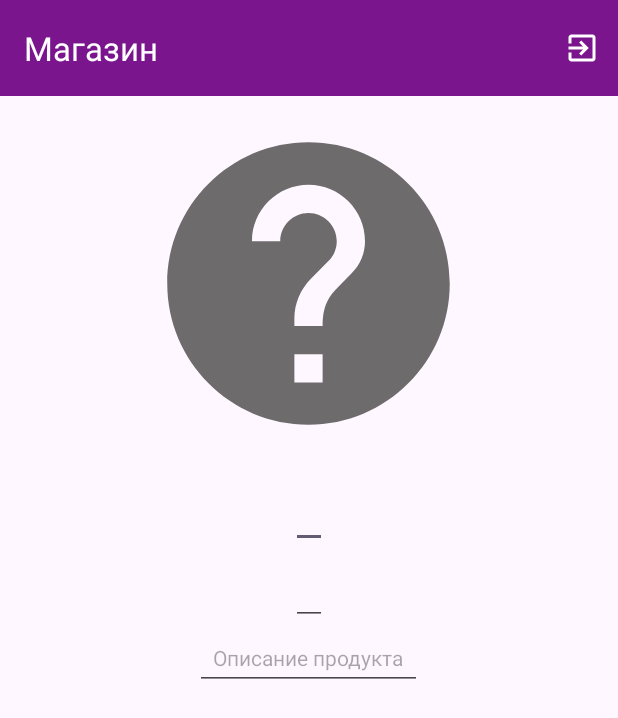
After one commit to Hellion2008/Android_ShopListProduct, an Android app: the DetailsProductActivity screen opened directly, with no data from a screen before it, on a phone screen of 412 x 824 dp. The commit adds this screen. Shown: the top 718 px of the screen. Run offline under Robolectric (Android 15) with nearby library versions, the phone set to English and light mode, and no system bars; 1 statement that could not run was skipped.

Commit message:
added DetailsproductActivity, changed in Product Bitmap to Uri

```diff
--- a/app/src/main/AndroidManifest.xml
+++ b/app/src/main/AndroidManifest.xml
@@ -13,6 +13,9 @@
         android:theme="@style/Theme.Android_ShopListProduct"
         tools:targetApi="31">
         <activity
+            android:name=".DetailsProductActivity"
+            android:exported="false" />
+        <activity
             android:name=".ShopListProductActivity"
             android:exported="false" />
         <activity
--- /dev/null
+++ b/app/src/main/java/ru/urban/android_shoplistproduct/DetailsProductActivity.kt
@@ -0,0 +1,71 @@
+package ru.urban.android_shoplistproduct
+
+import android.annotation.SuppressLint
+import android.net.Uri
+import android.os.Bundle
+import android.view.Menu
+import android.view.MenuItem
+import android.widget.EditText
+import android.widget.ImageView
+import android.widget.Toast
+import androidx.activity.enableEdgeToEdge
+import androidx.appcompat.app.AppCompatActivity
+import androidx.appcompat.widget.Toolbar
+import androidx.core.view.ViewCompat
+import androidx.core.view.WindowInsetsCompat
+
+class DetailsProductActivity : AppCompatActivity() {
+
+    private lateinit var toolbarMain: Toolbar
+
+    private lateinit var detailImageProductIV: ImageView
+    private lateinit var detailNameProductET: EditText
+    private lateinit var detailPriceProductET: EditText
+    private lateinit var detailDescriptionProductET: EditText
+
+    @SuppressLint("MissingInflatedId", "NewApi")
+    override fun onCreate(savedInstanceState: Bundle?) {
+        super.onCreate(savedInstanceState)
+        enableEdgeToEdge()
+        setContentView(R.layout.activity_details_product)
+        ViewCompat.setOnApplyWindowInsetsListener(findViewById(R.id.main)) { v, insets ->
+            val systemBars = insets.getInsets(WindowInsetsCompat.Type.systemBars())
+            v.setPadding(systemBars.left, systemBars.top, systemBars.right, systemBars.bottom)
+            insets
+        }
+
+        toolbarMain = findViewById(R.id.toolbarMain)
+        setSupportActionBar(toolbarMain)
+
+        detailImageProductIV = findViewById(R.id.detailImageProductIV)
+        detailNameProductET = findViewById(R.id.detailNameProductET)
+        detailPriceProductET = findViewById(R.id.detailPriceProductET)
+        detailDescriptionProductET = findViewById(R.id.detailDescriptionProductET)
+
+        val someProduct = intent.getParcelableExtra("product") as Product?
+        detailNameProductET.hint = someProduct?.name
+        detailPriceProductET.hint = someProduct?.price
+        detailImageProductIV.setImageURI(Uri.parse(someProduct?.image))
+    }
+
+
+    override fun onCreateOptionsMenu(menu: Menu?): Boolean {
+        menuInflater.inflate(R.menu.main_menu, menu)
+        toolbarMain.menu.findItem(R.id.exitMenuMain).setIcon(R.drawable.ic_exit_to_app)
+        return true
+    }
+
+    override fun onOptionsItemSelected(item: MenuItem): Boolean {
+        when (item.itemId){
+            R.id.exitMenuMain -> {
+                Toast.makeText(
+                    applicationContext,
+                    "Работа завершена",
+                    Toast.LENGTH_LONG
+                ).show()
+                finish()
+            }
+        }
+        return super.onOptionsItemSelected(item)
+    }
+}
--- a/app/src/main/java/ru/urban/android_shoplistproduct/ListAdapter.kt
+++ b/app/src/main/java/ru/urban/android_shoplistproduct/ListAdapter.kt
@@ -1,6 +1,7 @@
 package ru.urban.android_shoplistproduct
 
 import android.content.Context
+import android.net.Uri
 import android.view.LayoutInflater
 import android.view.View
 import android.view.ViewGroup
@@ -24,7 +25,7 @@ class ListAdapter (context: Context, productList: MutableList<Product>) :
         val nameProduct = view?.findViewById<TextView>(R.id.nameProductTV)
         val priceProduct = view?.findViewById<TextView>(R.id.priceProductTV)
 
-        imageView?.setImageBitmap(product?.image)
+        imageView?.setImageURI(Uri.parse(product?.image))
         nameProduct?.text = product?.name
         priceProduct?.text = product?.price
 
--- /dev/null
+++ b/app/src/main/java/ru/urban/android_shoplistproduct/Removable.kt
@@ -0,0 +1,5 @@
+package ru.urban.android_shoplistproduct
+
+interface Removable {
+    fun remove(product: Product)
+}
--- /dev/null
+++ b/app/src/main/java/ru/urban/android_shoplistproduct/Updateble.kt
@@ -0,0 +1,5 @@
+package ru.urban.android_shoplistproduct
+
+interface Updateble {
+    fun update(product: Product)
+}
--- /dev/null
+++ b/app/src/main/res/layout/activity_details_product.xml
@@ -0,0 +1,51 @@
+<?xml version="1.0" encoding="utf-8"?>
+<LinearLayout xmlns:android="http://schemas.android.com/apk/res/android"
+    xmlns:app="http://schemas.android.com/apk/res-auto"
+    xmlns:tools="http://schemas.android.com/tools"
+    android:id="@+id/main"
+    android:layout_width="match_parent"
+    android:layout_height="match_parent"
+    android:orientation="vertical"
+    android:gravity="center_horizontal"
+    tools:context=".DetailsProductActivity">
+
+    <androidx.appcompat.widget.Toolbar
+        android:id="@+id/toolbarMain"
+        android:layout_width="match_parent"
+        android:layout_height="wrap_content"
+        app:title="Магазин"
+        app:titleTextColor="@color/white"
+        android:background="@color/mediumPurple"
+        tools:ignore="MissingConstraints" />
+
+    <ImageView
+        android:id="@+id/detailImageProductIV"
+        android:layout_width="250dp"
+        android:layout_height="250dp"
+        android:padding="12dp"
+        android:src="@drawable/ic_unknown_product" />
+
+    <EditText
+        android:id="@+id/detailNameProductET"
+        android:layout_width="wrap_content"
+        android:layout_height="wrap_content"
+        android:textSize="20dp"
+        android:padding="12dp"
+        android:hint="@string/name_priduct_edit_text"/>
+
+    <EditText
+        android:id="@+id/detailPriceProductET"
+        android:layout_width="wrap_content"
+        android:layout_height="wrap_content"
+        android:textSize="20dp"
+        android:padding="12dp"
+        android:hint="@string/hint_price_edit_text"/>
+
+    <EditText
+        android:id="@+id/detailDescriptionProductET"
+        android:layout_width="wrap_content"
+        android:layout_height="wrap_content"
+        android:textSize="14dp"
+        android:padding="12dp"
+        android:hint="@string/hint_product_description_edit_text"/>
+</LinearLayout>
--- a/app/src/main/res/values/strings.xml
+++ b/app/src/main/res/values/strings.xml
@@ -6,4 +6,6 @@
     <string name="save_btn">Добавить</string>
     <string name="name_priduct_edit_text">Название продукта</string>
     <string name="exit">Выход</string>
+    <string name="hint_price_edit_text">Цена продукта</string>
+    <string name="hint_product_description_edit_text">Описание продукта</string>
 </resources>
```
Also changed, not shown: app/src/main/java/ru/urban/android_shoplistproduct/MyDialog.kt (added, +38 -0 lines), app/src/main/java/ru/urban/android_shoplistproduct/Product.kt (+30 -1 lines), app/src/main/java/ru/urban/android_shoplistproduct/ShopListProductActivity.kt (+49 -32 lines), 1 other file.
